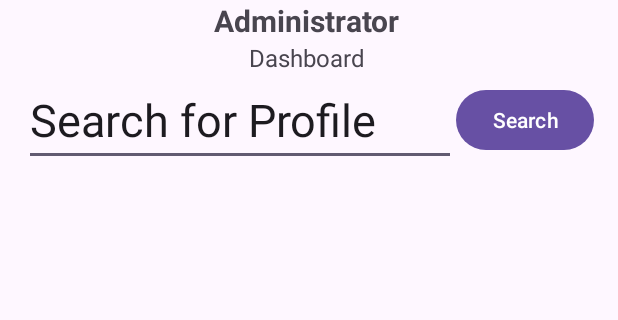
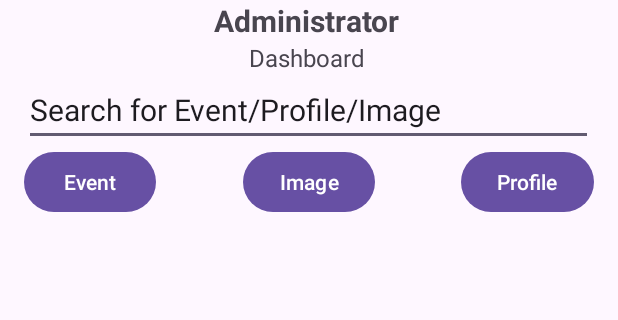
Before and after one commit to CMPUT301W24T15/SyncQR, an Android app: the layout dashboard_administrator.xml on its own in the app's theme, with its tools: preview values and no code run, on a phone screen of 412 x 824 dp, the part 99-419 px from its top. Run offline under Robolectric (Android 15) with nearby library versions, the phone set to English and light mode, and no system bars.

Commit message:
update administor

```diff
--- a/Sync/app/src/main/java/com/example/sync/Attendee.java
+++ b/Sync/app/src/main/java/com/example/sync/Attendee.java
@@ -15,7 +15,7 @@ public class Attendee extends User implements EditProfileFragment.OnFragmentInte
     }
 
     @Override
-    public void onConfirmPressed(Profile newProfileP) {
+    public void onConfirmPressed(Profile newProfile) {
         ;
     }
 }
--- a/Sync/app/src/main/java/com/example/sync/User.java
+++ b/Sync/app/src/main/java/com/example/sync/User.java
@@ -12,7 +12,7 @@ public abstract class User extends AppCompatActivity {
     private String userid = generateUserID();
     private String username = "Visitor";
     private String password = "000000"; //Initial Password
-    private Profile profile = new Profile(username,"","example","0000000000");
+    private Profile profile = new Profile(username,"https://avatar.iran.liara.run/public","example@com","0000000000");
     private String position = "Attendee";
     private ArrayList<Event> events;
 
--- a/Sync/app/src/main/res/layout/dashboard_administrator.xml
+++ b/Sync/app/src/main/res/layout/dashboard_administrator.xml
@@ -30,37 +30,53 @@
         android:textAlignment="center"
         android:textSize="16sp" />
 
+    <EditText
+        android:id="@+id/administrator_text"
+        android:layout_width="379dp"
+        android:layout_height="wrap_content"
+        android:text="Search for Event/Profile/Image"
+        android:textSize="20sp"
+        app:layout_constraintEnd_toEndOf="parent"
+        app:layout_constraintStart_toStartOf="parent"
+        app:layout_constraintTop_toTopOf="parent" />
+
     <androidx.constraintlayout.widget.ConstraintLayout
         android:layout_width="match_parent"
         android:layout_height="wrap_content">
 
-        <EditText
-            android:id="@+id/administrator_text"
-            android:layout_width="0dp"
+        <Button
+            android:id="@+id/event_search_button"
+            android:layout_width="wrap_content"
             android:layout_height="wrap_content"
-            android:text="Search for Profile"
-            android:textSize="30sp"
-            app:layout_constraintEnd_toStartOf="@id/administrator_button"
+            android:text="Event"
+            app:layout_constraintBottom_toBottomOf="parent"
             app:layout_constraintStart_toStartOf="parent"
             app:layout_constraintTop_toTopOf="parent" />
 
         <Button
-            android:id="@+id/administrator_button"
+            android:id="@+id/profile_search_button"
             android:layout_width="wrap_content"
             android:layout_height="wrap_content"
-            android:text="Search"
-            app:layout_constraintBottom_toBottomOf="@id/administrator_text"
+            android:text="Profile"
+            app:layout_constraintBottom_toBottomOf="parent"
             app:layout_constraintEnd_toEndOf="parent"
-            app:layout_constraintStart_toEndOf="@id/administrator_text"
-            app:layout_constraintTop_toTopOf="@id/administrator_text"
-            tools:layout_editor_absoluteY="6dp" />
+            app:layout_constraintTop_toTopOf="parent" />
+
+        <Button
+            android:id="@+id/image_search_button"
+            android:layout_width="wrap_content"
+            android:layout_height="wrap_content"
+            android:text="Image"
+            app:layout_constraintEnd_toStartOf="@+id/profile_search_button"
+            app:layout_constraintStart_toEndOf="@+id/event_search_button" />
 
     </androidx.constraintlayout.widget.ConstraintLayout>
 
+
     <ListView
-            android:id="@+id/profile_list"
-            android:layout_width="match_parent"
-            android:layout_height="0dp"
-            android:layout_weight="1" />
+        android:id="@+id/administrator_list"
+        android:layout_width="match_parent"
+        android:layout_height="0dp"
+        android:layout_weight="1" />
 
 </LinearLayout>
```
Also changed, not shown: Sync/app/src/main/java/com/example/sync/AdministratorDashboard.java (+115 -25 lines).
